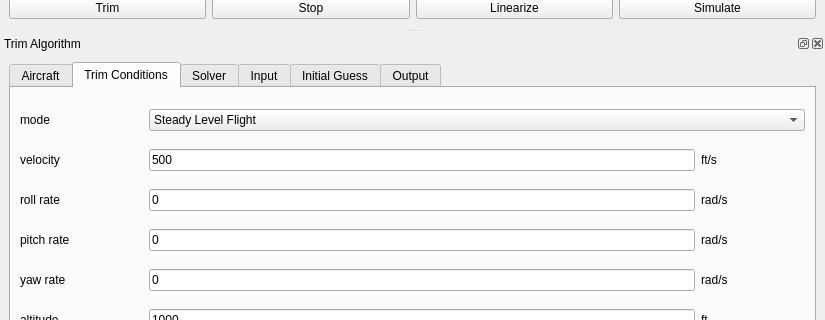
arktools/jsbsim, file gui/MainWindow.ui: the form before one commit; both pictures show x 0 to 825 and y 360 to 680 of the 825 by 862 pixel window.
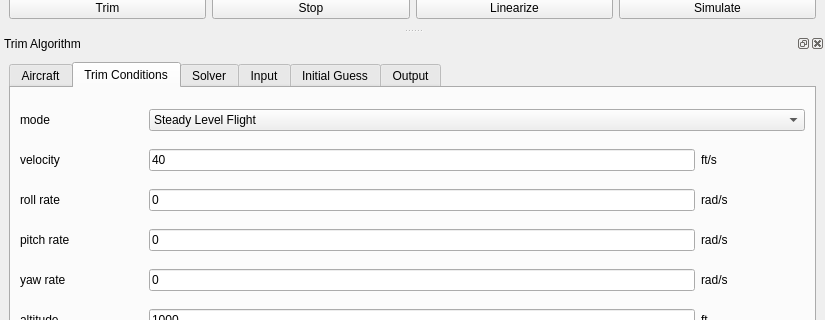
The form after the commit. The open tabs and pages were chosen to show the change. Custom widgets are drawn as their Qt base class.

```diff
--- a/gui/MainWindow.ui
+++ b/gui/MainWindow.ui
@@ -267,7 +267,7 @@
          <item row="1" column="1" colspan="5">
           <widget class="QLineEdit" name="lineEdit_velocity">
            <property name="text">
-            <string>500</string>
+            <string>40</string>
            </property>
           </widget>
          </item>
```
Left out of the diff: 2 changed lines with no effect on the pictures.
